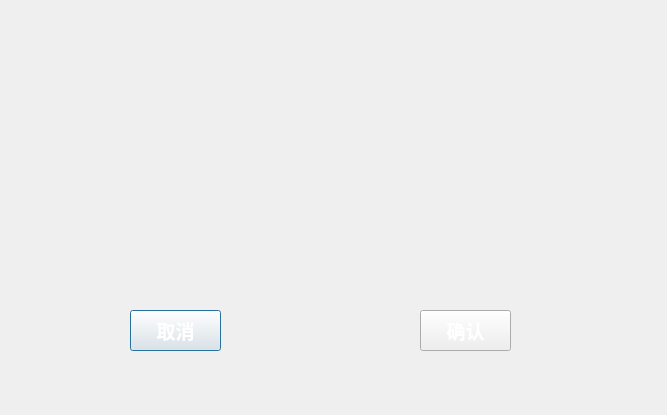
This is INLONG2025052101(UI)/logwindow.ui in tomosyan/YLong as Qt 5 draws it before an edit. The edited form follows.
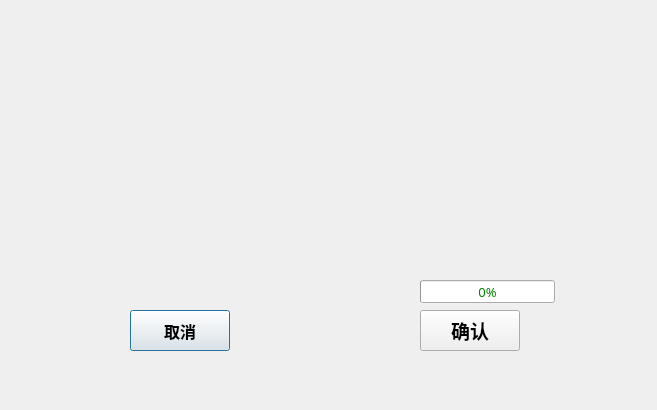
This is the edited form.

What changed in the file:
```diff
--- a/INLONG2025052101(UI)/logwindow.ui
+++ b/INLONG2025052101(UI)/logwindow.ui
@@ -6,10 +6,16 @@
    <rect>
     <x>0</x>
     <y>0</y>
-    <width>667</width>
-    <height>415</height>
+    <width>657</width>
+    <height>410</height>
    </rect>
   </property>
+  <property name="font">
+   <font>
+    <family>微软雅黑 Light</family>
+    <pointsize>10</pointsize>
+   </font>
+  </property>
   <property name="windowTitle">
    <string>Dialog</string>
   </property>
@@ -18,19 +24,20 @@
     <rect>
      <x>130</x>
      <y>310</y>
-     <width>91</width>
+     <width>100</width>
      <height>41</height>
     </rect>
    </property>
    <property name="font">
     <font>
-     <pointsize>14</pointsize>
+     <family>微软雅黑 Light</family>
+     <pointsize>12</pointsize>
      <weight>75</weight>
      <bold>true</bold>
     </font>
    </property>
    <property name="styleSheet">
-    <string notr="true">color:white</string>
+    <string notr="true">color:black</string>
    </property>
    <property name="text">
     <string>取消</string>
@@ -84,7 +91,7 @@
     <rect>
      <x>420</x>
      <y>310</y>
-     <width>91</width>
+     <width>100</width>
      <height>41</height>
     </rect>
    </property>
@@ -96,7 +103,8 @@
     </font>
    </property>
    <property name="styleSheet">
-    <string notr="true">color:white</string>
+    <string notr="true">color:black
+</string>
    </property>
    <property name="text">
     <string>确认</string>
@@ -119,6 +127,28 @@
     <string/>
    </property>
   </widget>
+  <widget class="QProgressBar" name="progressBar_wait">
+   <property name="geometry">
+    <rect>
+     <x>420</x>
+     <y>280</y>
+     <width>135</width>
+     <height>23</height>
+    </rect>
+   </property>
+   <property name="maximumSize">
+    <size>
+     <width>16777215</width>
+     <height>16777215</height>
+    </size>
+   </property>
+   <property name="styleSheet">
+    <string notr="true">color:green</string>
+   </property>
+   <property name="value">
+    <number>0</number>
+   </property>
+  </widget>
  </widget>
  <resources/>
  <connections/>
```
Left out of the diff: 2 changed lines with no effect on the pictures.
